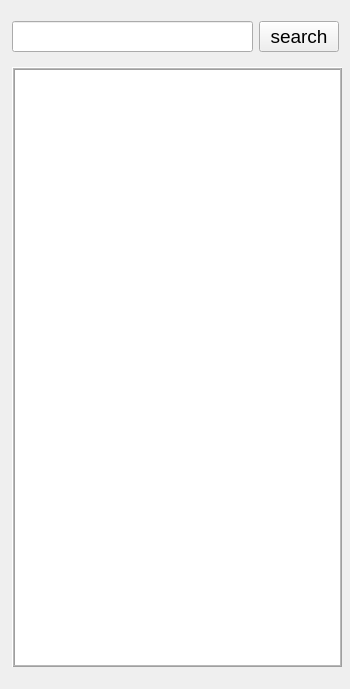
futuregainz/iPlayMovie, file playlistitems.ui: the form before one commit.
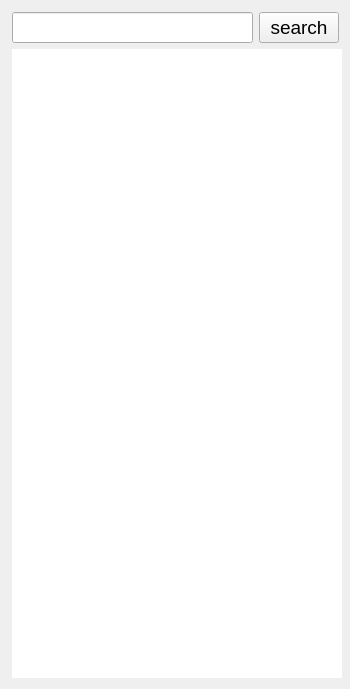
The form after the commit.

Diff of the .ui file:
```diff
--- a/playlistitems.ui
+++ b/playlistitems.ui
@@ -58,8 +58,18 @@
    </property>
    <item>
     <layout class="QHBoxLayout" name="horizontalLayout_2">
+     <property name="spacing">
+      <number>6</number>
+     </property>
      <item>
-      <widget class="QLineEdit" name="lineEdit"/>
+      <widget class="QLineEdit" name="lineEdit">
+       <property name="minimumSize">
+        <size>
+         <width>240</width>
+         <height>0</height>
+        </size>
+       </property>
+      </widget>
      </item>
      <item>
       <widget class="QPushButton" name="searchButton">
@@ -81,13 +91,13 @@
      <property name="minimumSize">
       <size>
        <width>330</width>
-       <height>600</height>
+       <height>310</height>
       </size>
      </property>
      <property name="maximumSize">
       <size>
        <width>330</width>
-       <height>600</height>
+       <height>4452545</height>
       </size>
      </property>
      <property name="font">
@@ -111,10 +121,10 @@
       <enum>QFrame::Raised</enum>
      </property>
      <property name="lineWidth">
-      <number>1</number>
+      <number>0</number>
      </property>
      <property name="midLineWidth">
-      <number>1</number>
+      <number>0</number>
      </property>
      <property name="horizontalScrollBarPolicy">
       <enum>Qt::ScrollBarAsNeeded</enum>
```
